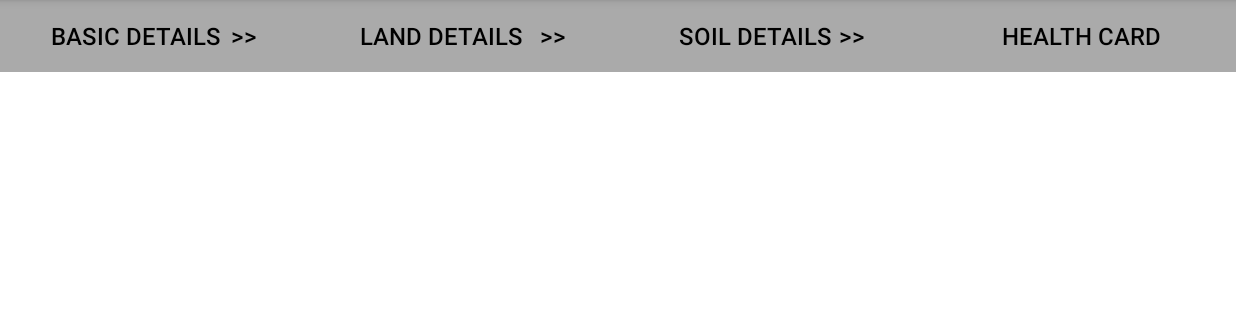
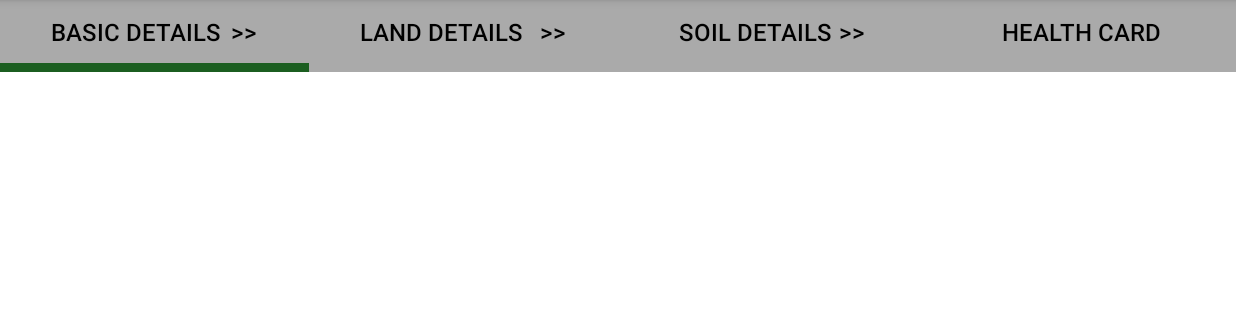
Before and after one commit to Praveen2106/SmartFert, an Android app: the CaptureDetails screen opened directly, with no data from a screen before it, after a tap on an icon or button, on a phone screen of 824 x 412 dp (held sideways), the part 72-392 px from its top. Run offline under Robolectric (Android 15) with nearby library versions, the phone set to English and light mode, and no system bars; 1 statement that could not run was skipped.

Commit message:
Initial Commit

```diff
--- a/app/src/main/java/com/infosys/hackathon/smartfert/view/CaptureDetails.java
+++ b/app/src/main/java/com/infosys/hackathon/smartfert/view/CaptureDetails.java
@@ -136,6 +136,11 @@ public class CaptureDetails extends ActionBarActivity {
             public void onClick(View v) {
                 Fragment basicDetails = new BasicDetails();
                 tabNumber = 1;
+                findViewById(R.id.bankDetails).setBackground(getDrawable(R.drawable.bg_button_1));
+                findViewById(R.id.landDetails).setBackground(getDrawable(R.drawable.bg_button_2));
+                findViewById(R.id.soilDetails).setBackground(getDrawable(R.drawable.bg_button_2));
+                findViewById(R.id.healthCardDetails).setBackground(getDrawable(R.drawable.bg_button_2));
+
                 fm.beginTransaction().replace(R.id.frame_container, basicDetails, "1").commit();
             }
         });
@@ -146,6 +151,10 @@ public class CaptureDetails extends ActionBarActivity {
             public void onClick(View v) {
                 Fragment landDetails = new LandDetails();
                 tabNumber = 2;
+                findViewById(R.id.bankDetails).setBackground(getDrawable(R.drawable.bg_button_2));
+                findViewById(R.id.landDetails).setBackground(getDrawable(R.drawable.bg_button_1));
+                findViewById(R.id.soilDetails).setBackground(getDrawable(R.drawable.bg_button_2));
+                findViewById(R.id.healthCardDetails).setBackground(getDrawable(R.drawable.bg_button_2));
                 fm.beginTransaction().replace(R.id.frame_container, landDetails, "2").commit();
             }
         });
@@ -156,6 +165,10 @@ public class CaptureDetails extends ActionBarActivity {
             public void onClick(View v) {
                 Fragment soilDetails = new SoilDetails();
                 tabNumber = 3;
+                findViewById(R.id.bankDetails).setBackground(getDrawable(R.drawable.bg_button_2));
+                findViewById(R.id.landDetails).setBackground(getDrawable(R.drawable.bg_button_2));
+                findViewById(R.id.soilDetails).setBackground(getDrawable(R.drawable.bg_button_1));
+                findViewById(R.id.healthCardDetails).setBackground(getDrawable(R.drawable.bg_button_2));
                 fm.beginTransaction().replace(R.id.frame_container, soilDetails, "3").commit();
             }
         });
@@ -165,6 +178,10 @@ public class CaptureDetails extends ActionBarActivity {
             public void onClick(View v) {
                 Fragment healthCardDetails = new HealthCardDetails();
                 tabNumber = 4;
+                findViewById(R.id.bankDetails).setBackground(getDrawable(R.drawable.bg_button_2));
+                findViewById(R.id.landDetails).setBackground(getDrawable(R.drawable.bg_button_2));
+                findViewById(R.id.soilDetails).setBackground(getDrawable(R.drawable.bg_button_2));
+                findViewById(R.id.healthCardDetails).setBackground(getDrawable(R.drawable.bg_button_1));
                 fm.beginTransaction().replace(R.id.frame_container, healthCardDetails, "4").commit();
             }
         });
--- /dev/null
+++ b/app/src/main/res/drawable/bg_button.xml
@@ -0,0 +1,9 @@
+<?xml version="1.0" encoding="utf-8"?>
+<selector xmlns:android="http://schemas.android.com/apk/res/android">
+    <item android:state_focused="true" android:state_pressed="true"
+        android:drawable="@drawable/bg_button_1" />
+    <item android:state_focused="false" android:state_pressed="true"
+        android:drawable="@drawable/bg_button_1" />
+    <item android:drawable="@drawable/bg_button_2" />
+
+</selector>
--- /dev/null
+++ b/app/src/main/res/drawable/bg_button_1.xml
@@ -0,0 +1,14 @@
+<?xml version="1.0" encoding="utf-8"?>
+<layer-list xmlns:android="http://schemas.android.com/apk/res/android">
+    <item >
+        <shape android:shape="rectangle">
+            <solid android:color="#1b5e20"></solid>
+            <padding android:bottom="6dp"></padding>
+        </shape>
+    </item>
+    <item >
+        <shape android:shape="rectangle">
+            <solid android:color="@android:color/darker_gray"></solid>
+        </shape>
+    </item>
+</layer-list>
--- /dev/null
+++ b/app/src/main/res/drawable/bg_button_2.xml
@@ -0,0 +1,4 @@
+<?xml version="1.0" encoding="utf-8"?>
+<shape xmlns:android="http://schemas.android.com/apk/res/android">
+    <solid android:color="@android:color/darker_gray"></solid>
+</shape>
--- a/app/src/main/res/layout-land/form_capture_details.xml
+++ b/app/src/main/res/layout-land/form_capture_details.xml
@@ -18,7 +18,7 @@
             android:textSize="@dimen/dimen_16dp"
             android:id="@+id/bankDetails"
             android:textColor="@android:color/black"
-            android:background="@android:color/darker_gray"
+            android:background="@drawable/bg_button"
             android:text="Basic Details\t>>"
             />
 
@@ -29,7 +29,7 @@
             android:textSize="@dimen/dimen_16dp"
             android:id="@+id/landDetails"
             android:textColor="@android:color/black"
-            android:background="@android:color/darker_gray"
+            android:background="@drawable/bg_button"
             android:text="Land Details\t>>"
             />
 
@@ -40,7 +40,7 @@
             android:textSize="@dimen/dimen_16dp"
             android:id="@+id/soilDetails"
             android:textColor="@android:color/black"
-            android:background="@android:color/darker_gray"
+            android:background="@drawable/bg_button"
             android:text="Soil Details\t>>"
             />
 
@@ -51,7 +51,7 @@
             android:textSize="@dimen/dimen_16dp"
             android:id="@+id/healthCardDetails"
             android:textColor="@android:color/black"
-            android:background="@android:color/darker_gray"
+            android:background="@drawable/bg_button"
             android:text="Health Card"
             />
     </LinearLayout>
```
